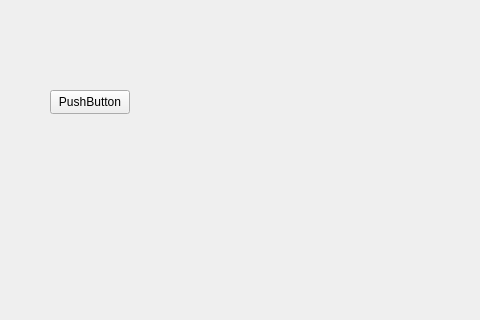
Before: the Qt Designer form Military/shoot.ui in DmitryBizCode/MilitaryQt, drawn with Qt 5; both pictures show x 0 to 480 and y 0 to 320 of the 1267 by 790 pixel window.
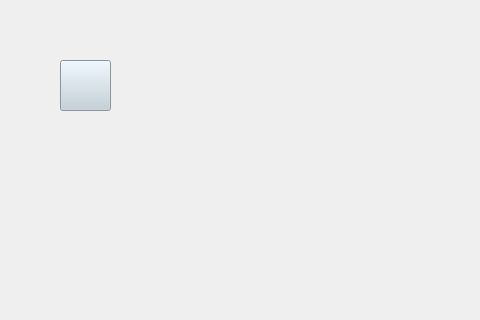
After: the same form once the commit is applied. Icons and pictures are not drawn.

Diff of the .ui file:
```diff
--- a/Military/shoot.ui
+++ b/Military/shoot.ui
@@ -16,14 +16,18 @@
   <widget class="QPushButton" name="HomeB">
    <property name="geometry">
     <rect>
-     <x>50</x>
-     <y>90</y>
-     <width>80</width>
-     <height>24</height>
+     <x>60</x>
+     <y>60</y>
+     <width>51</width>
+     <height>51</height>
     </rect>
    </property>
+   <property name="styleSheet">
+    <string notr="true">image: url(:/resimg/IMage/resToPage/helmet_6186688.png);
+background-color: rgb(192, 206, 217);</string>
+   </property>
    <property name="text">
-    <string>PushButton</string>
+    <string/>
    </property>
   </widget>
   <widget class="QPushButton" name="ak">
```
